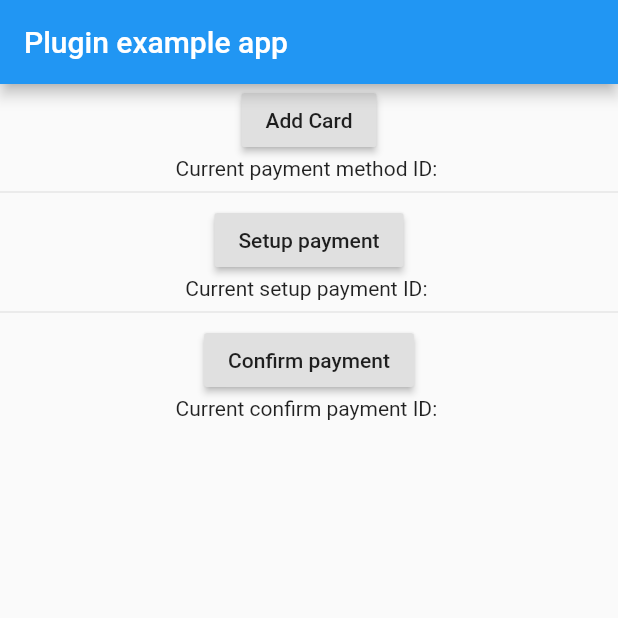
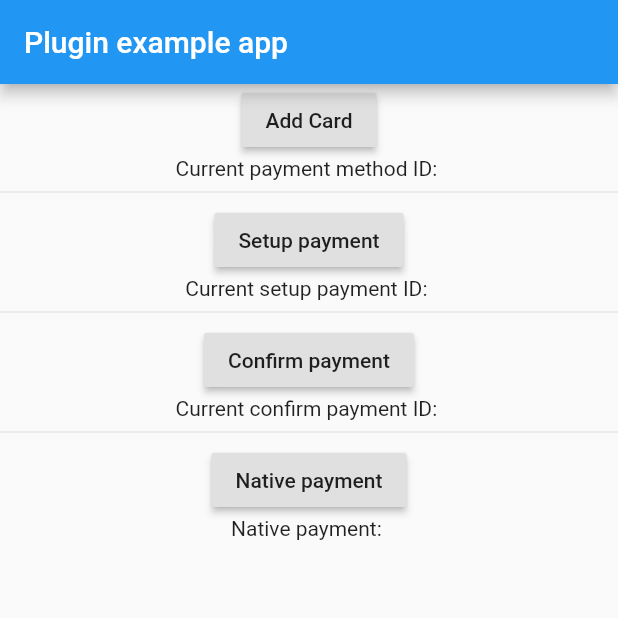
Before and after one commit to jonasbark/flutter_stripe_payment, a Flutter app: the screen it shows after launch, on a phone screen of 412 x 824 dp, the top half of it. Run offline on Flutter 3.47's test engine with Material 2 defaults, Android fonts, the phone set to English and light mode, and no system bars; missing offline and left inert: stripe_native.

```diff
--- a/example/lib/main.dart
+++ b/example/lib/main.dart
@@ -1,6 +1,6 @@
 import 'package:flutter/material.dart';
-import 'package:flutter/services.dart';
 import 'package:stripe_payment/stripe_payment.dart';
+import 'package:stripe_native/stripe_native.dart';
 
 void main() {
   runApp(new MyApp());
@@ -15,8 +15,9 @@ class _MyAppState extends State<MyApp> {
   var _paymentMethodId = "";
   var _setupPaymentId = "";
   var _confirmPaymentId = "";
+  var _confirmNativePay = "";
 
-  final _currentSecret = "";
+  final _currentSecret = "...";
 
   @override
   initState() {
@@ -69,6 +70,18 @@ class _MyAppState extends State<MyApp> {
               },
             ),
             Text("Current confirm payment ID: $_confirmPaymentId"),
+            Divider(),
+            RaisedButton(
+              child: Text("Native payment"),
+              onPressed: () {
+                StripePayment.useNativePay(Order(20, 1, 1, "Stripe Test")).then((String token) {
+                  setState(() {
+                    _confirmNativePay = token;
+                  });
+                }).catchError(print);
+              },
+            ),
+            Text("Native payment: $_confirmNativePay"),
           ],
         ),
       ),
--- a/lib/stripe_payment.dart
+++ b/lib/stripe_payment.dart
@@ -2,6 +2,7 @@ import 'dart:async';
 
 import 'package:flutter/cupertino.dart';
 import 'package:flutter/services.dart';
+import 'package:stripe_native/stripe_native.dart';
 
 class StripePayment {
   static const MethodChannel _channel = const MethodChannel('stripe_payment');
@@ -15,6 +16,10 @@ class StripePayment {
   static void setSettings(StripeSettings settings) {
     _channel.invokeMethod('setSettings', settings.toJson());
     _settingsSet = true;
+    StripeNative.setPublishableKey(settings.publishableKey);
+    if (settings.merchantIdentifier != null) {
+      StripeNative.setMerchantIdentifier(settings.merchantIdentifier);
+    }
   }
 
   /// opens the stripe dialog to add a new card
@@ -37,24 +42,28 @@ class StripePayment {
       "clientSecret": clientSecret,
     });
   }
+
+  static Future<String> useNativePay(Order anOrder) => StripeNative.useNativePay(anOrder);
+
+  static Future<String> useReceiptNativePay(Receipt aReceipt) => StripeNative.useReceiptNativePay(aReceipt);
 }
 
 class StripeSettings {
   final String publishableKey;
-  final String applePayMerchantIdentifier;
+  final String merchantIdentifier;
 
-  StripeSettings({@required this.publishableKey, this.applePayMerchantIdentifier});
+  StripeSettings({@required this.publishableKey, this.merchantIdentifier});
 
   factory StripeSettings.fromJson(Map<String, dynamic> json) {
     return StripeSettings(
-      applePayMerchantIdentifier: json['applePayMerchantIdentifier'],
+      merchantIdentifier: json['merchantIdentifier'],
       publishableKey: json['publishableKey'],
     );
   }
 
   Map<String, dynamic> toJson() {
     final Map<String, dynamic> data = new Map<String, dynamic>();
-    data['applePayMerchantIdentifier'] = this.applePayMerchantIdentifier;
+    data['merchantIdentifier'] = this.merchantIdentifier;
     data['publishableKey'] = this.publishableKey;
     return data;
   }
--- a/pubspec.yaml
+++ b/pubspec.yaml
@@ -11,6 +11,8 @@ dependencies:
   flutter:
     sdk: flutter
 
+  stripe_native: ^1.0.3
+
 # For information on the generic Dart part of this file, see the
 # following page: https://www.dartlang.org/tools/pub/pubspec
 
```
Also changed, not shown: 7 other files.
